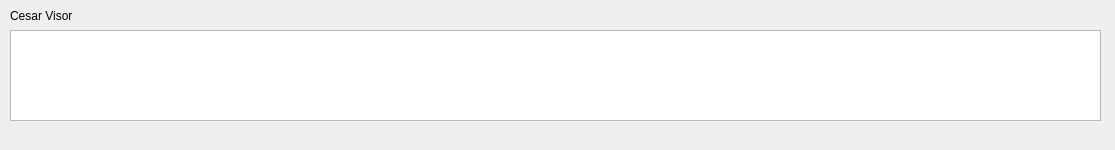
Before: the Qt Designer form src/gui/visorwidget.ui in petcomputacaoufrgs/hidracpp, drawn with Qt 5.
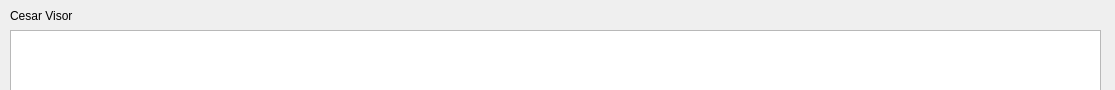
After: the same form once the commit is applied.

```diff
--- a/src/gui/visorwidget.ui
+++ b/src/gui/visorwidget.ui
@@ -7,7 +7,7 @@
     <x>0</x>
     <y>0</y>
     <width>1115</width>
-    <height>150</height>
+    <height>90</height>
    </rect>
   </property>
   <property name="windowTitle">
```
